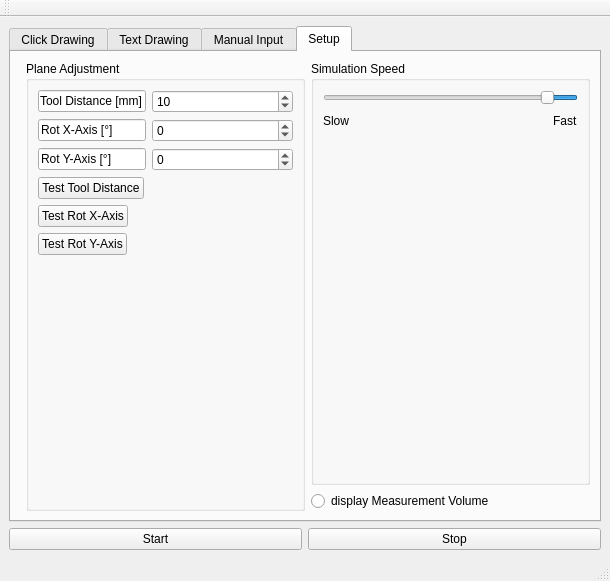
Qt form CAPISample/robotdrawui.ui (dzunder32/BachelorRobot) before a commit.
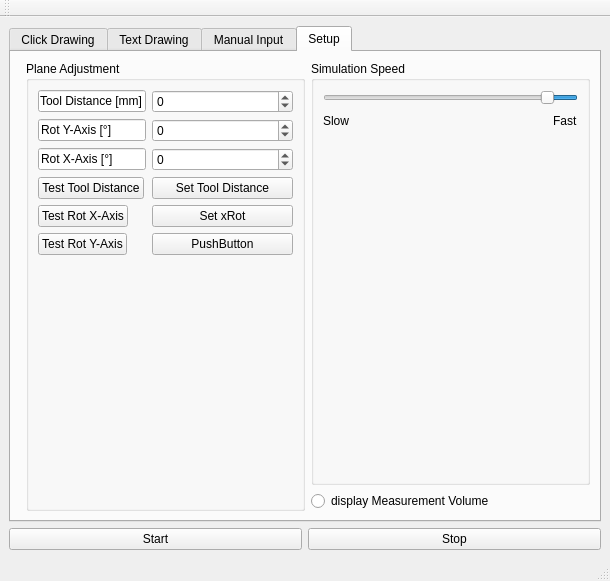
The same form after that commit.

```diff
--- a/CAPISample/robotdrawui.ui
+++ b/CAPISample/robotdrawui.ui
@@ -553,7 +553,7 @@
               <number>-99</number>
              </property>
              <property name="value">
-              <number>10</number>
+              <number>0</number>
              </property>
             </widget>
            </item>
@@ -566,7 +566,7 @@
               </sizepolicy>
              </property>
              <property name="text">
-              <string>Rot X-Axis [°]</string>
+              <string>Rot Y-Axis [°]</string>
              </property>
             </widget>
            </item>
@@ -579,7 +579,7 @@
               </sizepolicy>
              </property>
              <property name="text">
-              <string>Rot Y-Axis [°]</string>
+              <string>Rot X-Axis [°]</string>
              </property>
             </widget>
            </item>
@@ -630,6 +630,27 @@
              </property>
             </widget>
            </item>
+           <item row="3" column="1">
+            <widget class="QPushButton" name="pushButton_distSet">
+             <property name="text">
+              <string>Set Tool Distance</string>
+             </property>
+            </widget>
+           </item>
+           <item row="4" column="1">
+            <widget class="QPushButton" name="pushButton_xRotSet">
+             <property name="text">
+              <string>Set xRot</string>
+             </property>
+            </widget>
+           </item>
+           <item row="5" column="1">
+            <widget class="QPushButton" name="pushButton_3">
+             <property name="text">
+              <string>PushButton</string>
+             </property>
+            </widget>
+           </item>
           </layout>
          </widget>
         </item>
```
